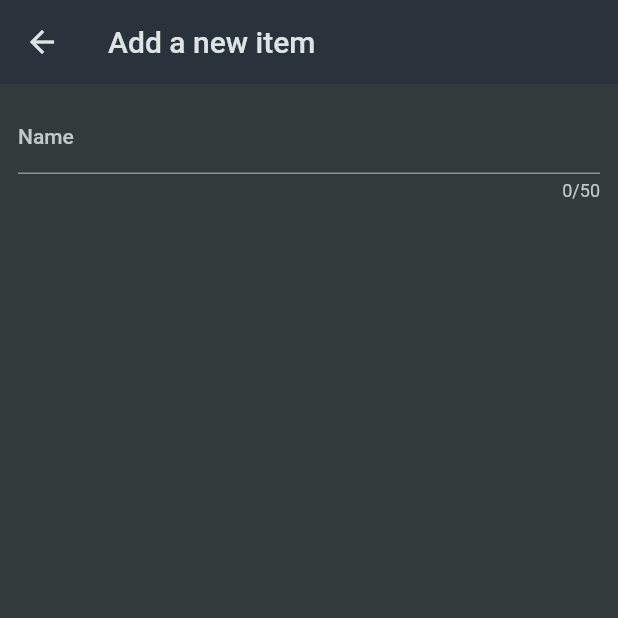
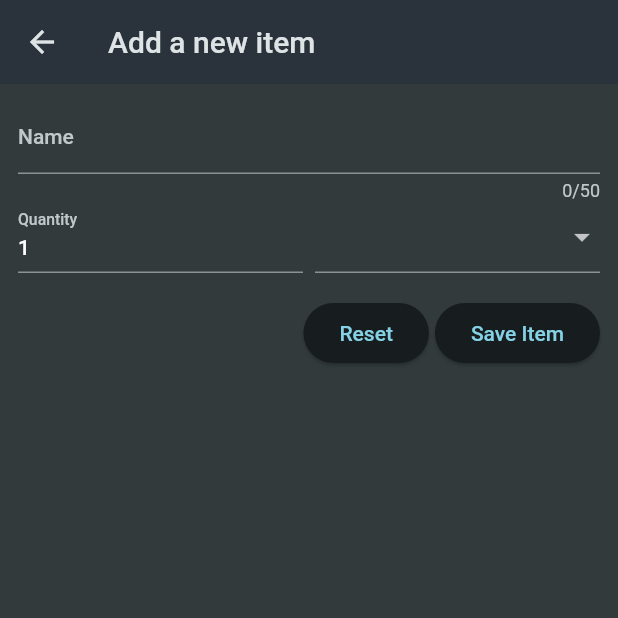
Before and after one commit to satyajeetmanu/shopping-list, a Flutter app: the NewItem screen opened directly, on a phone screen of 412 x 824 dp, the top half of it. Run offline on Flutter 3.47's test engine with Material 2 defaults, Android fonts, the phone set to English and light mode, and no system bars.

Commit message:
added more fields and buttons to the form

```diff
--- a/lib/widgets/new_item.dart
+++ b/lib/widgets/new_item.dart
@@ -1,4 +1,5 @@
 import 'package:flutter/material.dart';
+import 'package:shopping_list/data/categories.dart';
 
 class NewItem extends StatefulWidget {
   const NewItem({super.key});
@@ -27,6 +28,49 @@ class _NewItemState extends State<NewItem> {
               validator: (value) {
                 return 'demo...';
               },
+            ),
+            Row(
+              crossAxisAlignment: CrossAxisAlignment.end,
+              children: [
+                Expanded(
+                  child: TextFormField(
+                    initialValue: '1',
+                    decoration: const InputDecoration(label: Text('Quantity')),
+                  ),
+                ),
+                const SizedBox(width: 8),
+                Expanded(
+                  child: DropdownButtonFormField(
+                    items: [
+                      for (final category in categories.entries)
+                        DropdownMenuItem(
+                          value: category.value,
+                          child: Row(
+                            children: [
+                              Container(
+                                height: 16,
+                                width: 16,
+                                color: category.value.color,
+                              ),
+                              const SizedBox(width: 6),
+                              Text(category.value.title),
+                            ],
+                          ),
+                        )
+                    ],
+                    onChanged: (value) {},
+                  ),
+                )
+              ],
+            ),
+            const SizedBox(height: 16),
+            Row(
+              mainAxisAlignment: MainAxisAlignment.end,
+              children: [
+                ElevatedButton(onPressed: () {}, child: const Text('Reset')),
+                const SizedBox(width: 4),
+                ElevatedButton(onPressed: () {}, child: const Text('Save Item'))
+              ],
             )
           ],
         )),
```
